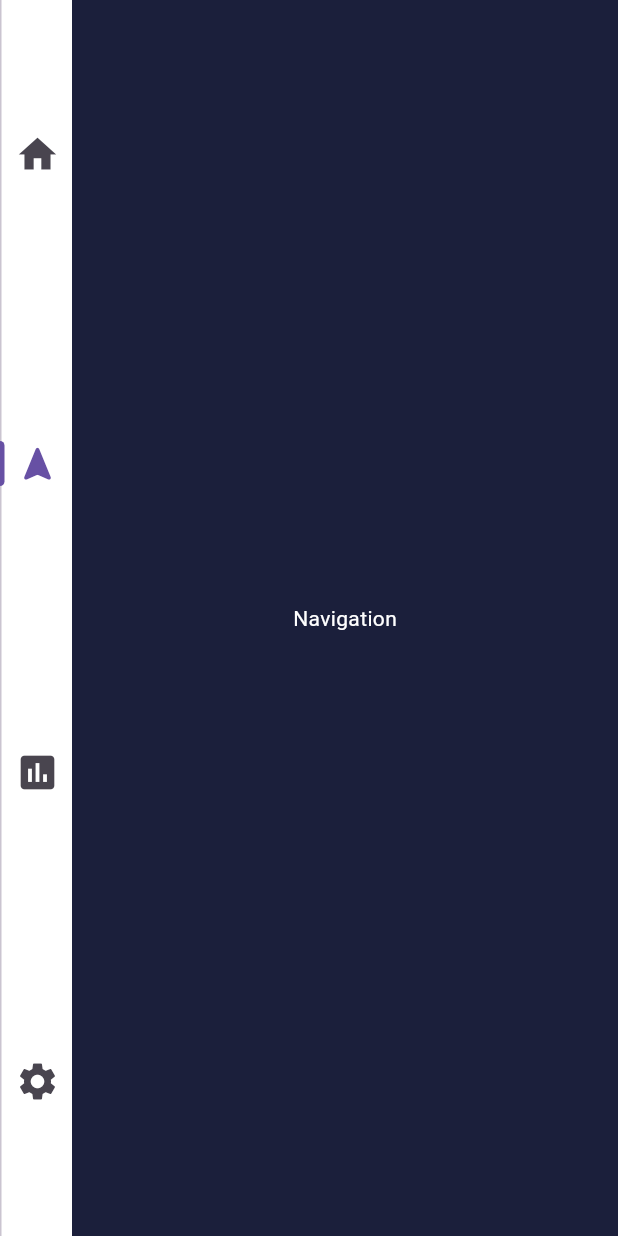
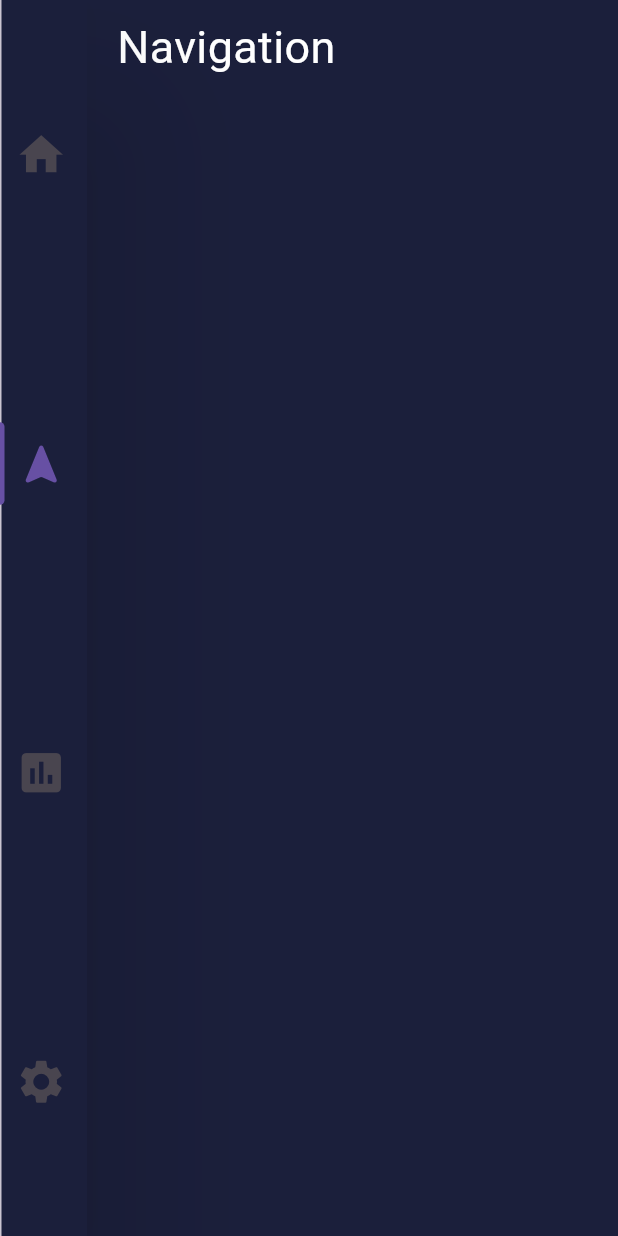
Before and after one commit to jona-mtw/ebike_raspberry_pi_display, a Flutter app: the screen it shows after launch, tab 2 chosen, on a phone screen of 412 x 824 dp. Run offline on Flutter 3.47's test engine with Material 3 defaults, Android fonts, the light colour scheme and no system bars; our stand-ins replace google_fonts; Roboto replaces fonts that are missing (Kodchasan).

Commit message:
added-padding

```diff
--- a/lib/main.dart
+++ b/lib/main.dart
@@ -3,6 +3,8 @@ import 'package:flutter/material.dart';
 import 'pages/navigation.dart';
 import 'pages/telemetery.dart';
 import 'pages/settings.dart';
+
+import 'package:google_fonts/google_fonts.dart';
 
 void main() {
   runApp(const MyApp());
@@ -40,35 +42,51 @@ class CustomSideNavigationBar extends StatelessWidget {
 
   @override
   Widget build(BuildContext context) {
-    return Container(
-      color: Colors.white,
+    return Material(
+      elevation: 50,
+      child: Container(
+        color: Color.fromARGB(255, 27, 31, 59),
+        padding: EdgeInsets.only(top: 10),
         child: TabBar(
           tabs: [
             Tab(
               icon: RotatedBox(
                 quarterTurns: 3,
-              child: Icon(Icons.home, size: 30),
+                child: Padding(
+                  padding: const EdgeInsets.only(left: 5, top: 10, bottom: 10),
+                  child: Icon(Icons.home, size: 35),
+                ),
               ),
             ),
             Tab(
               icon: RotatedBox(
                 quarterTurns: 3,
-              child: Icon(Icons.navigation_rounded, size: 30),
+                child: Padding(
+                  padding: const EdgeInsets.only(left: 5, top: 10, bottom: 10),
+                  child: Icon(Icons.navigation_rounded, size: 35),
+                ),
               ),
             ),
             Tab(
               icon: RotatedBox(
                 quarterTurns: 3,
-              child: Icon(Icons.insert_chart, size: 30),
+                child: Padding(
+                  padding: const EdgeInsets.only(left: 5, top: 10, bottom: 10),
+                  child: Icon(Icons.insert_chart, size: 35),
+                ),
               ),
             ),
             Tab(
               icon: RotatedBox(
                 quarterTurns: 3,
-              child: Icon(Icons.settings, size: 30),
+                child: Padding(
+                  padding: const EdgeInsets.only(left: 5, top: 10, bottom: 10),
+                  child: Icon(Icons.settings, size: 35),
+                ),
               ),
             ),
           ],
+        ),
       ),
     );
   }
@@ -81,8 +99,18 @@ class HomePage extends StatelessWidget {
   Widget build(BuildContext context) {
     return Scaffold(
       backgroundColor: const Color.fromARGB(255, 27, 31, 59),
-      body: Center(
-        child: Text("Home", style: TextStyle(color: Colors.white)),
+      body: Container(
+        padding: EdgeInsets.only(top: 10, left: 20),
+        child: Column(
+          crossAxisAlignment: .start,
+          children: [
+            Text(
+              "My E-Bike",
+              style: GoogleFonts.kodchasan(fontSize: 30, color: Colors.white),
+            ),
+            Row(children: [Column(), Column()]),
+          ],
+        ),
       ),
     );
   }
--- a/lib/pages/navigation.dart
+++ b/lib/pages/navigation.dart
@@ -1,4 +1,5 @@
 import 'package:flutter/material.dart';
+import 'package:google_fonts/google_fonts.dart';
 
 class NavigationPage extends StatelessWidget {
   const NavigationPage({super.key});
@@ -7,8 +8,18 @@ class NavigationPage extends StatelessWidget {
   Widget build(BuildContext context) {
     return Scaffold(
       backgroundColor: const Color.fromARGB(255, 27, 31, 59),
-      body: Center(
-        child: Text("Navigation", style: TextStyle(color: Colors.white)),
+      body: Container(
+        padding: EdgeInsets.only(top: 10, left: 20),
+        child: Column(
+          crossAxisAlignment: .start,
+          children: [
+            Text(
+              "Navigation",
+              style: GoogleFonts.kodchasan(fontSize: 30, color: Colors.white),
+            ),
+            Row(children: [Column(), Column()]),
+          ],
+        ),
       ),
     );
   }
--- a/pubspec.yaml
+++ b/pubspec.yaml
@@ -34,6 +34,7 @@ dependencies:
   # The following adds the Cupertino Icons font to your application.
   # Use with the CupertinoIcons class for iOS style icons.
   cupertino_icons: ^1.0.8
+  google_fonts: ^8.2.1
 
 dev_dependencies:
   flutter_test:
```
Also changed, not shown: lib/pages/settings.dart (+13 -2 lines), lib/pages/telemetery.dart (+13 -2 lines), pubspec.lock. Lines whose indentation alone changed are shown as unchanged.
